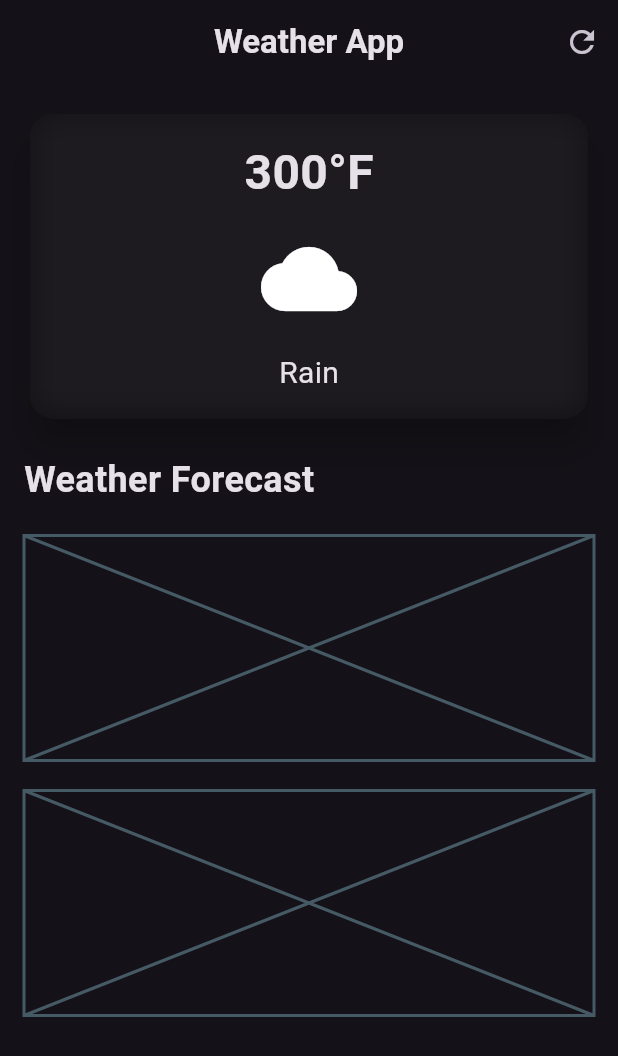
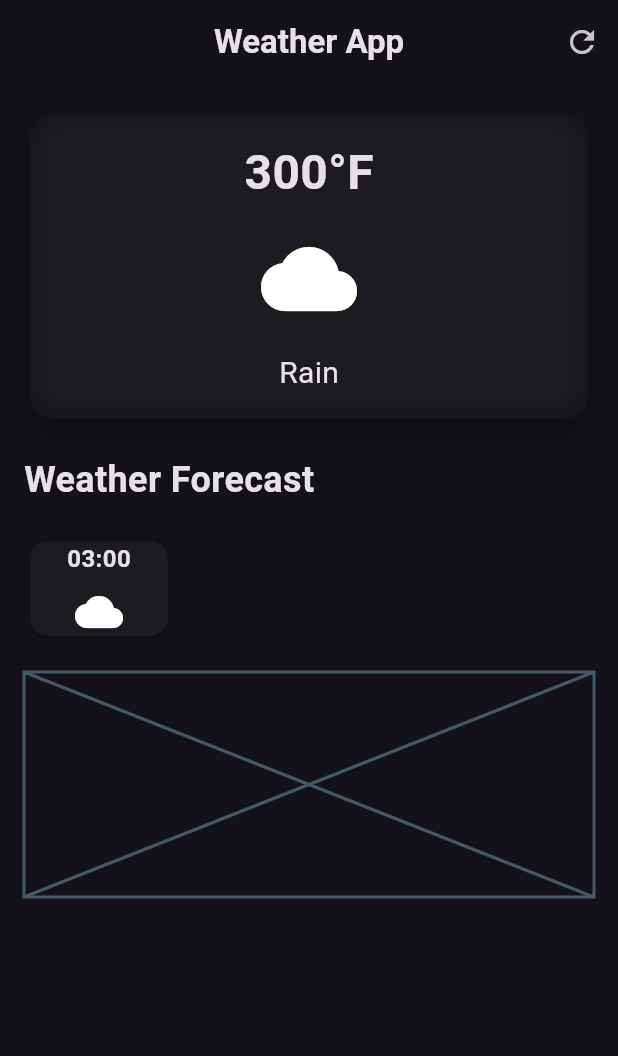
Before and after one commit to Taoheedoh/weather_app, a Flutter app: the screen it shows after launch, on a phone screen of 412 x 824 dp. Shown: the top 1056 px of the screen. Run offline on Flutter 3.47's test engine with Material 3 defaults, Android fonts, the phone set to English and light mode, and no system bars.

```diff
--- a/lib/weatherscreen.dart
+++ b/lib/weatherscreen.dart
@@ -88,8 +88,34 @@ class WeatherScreen extends StatelessWidget {
             const SizedBox(height: 20,),
             // weather forecast card
 
-            const Placeholder(
-              fallbackHeight: 150,
+            const Row(
+              children: [
+                SizedBox(
+                  width: 100,
+                  child: Card(
+                    child: Column(
+                      children: [
+                        Text(
+                          '03:00',
+                          style: TextStyle(
+                            fontSize: 16,
+                            fontWeight: FontWeight.bold,
+                            ),
+                            ),
+
+                            SizedBox(
+                              height: 8,
+                            ),
+
+                            Icon(
+                              Icons.cloud,
+                              size: 32,
+                              ),
+                      ],
+                    ),
+                  ),
+                ),
+              ],
             ),
 
             const SizedBox(
```
